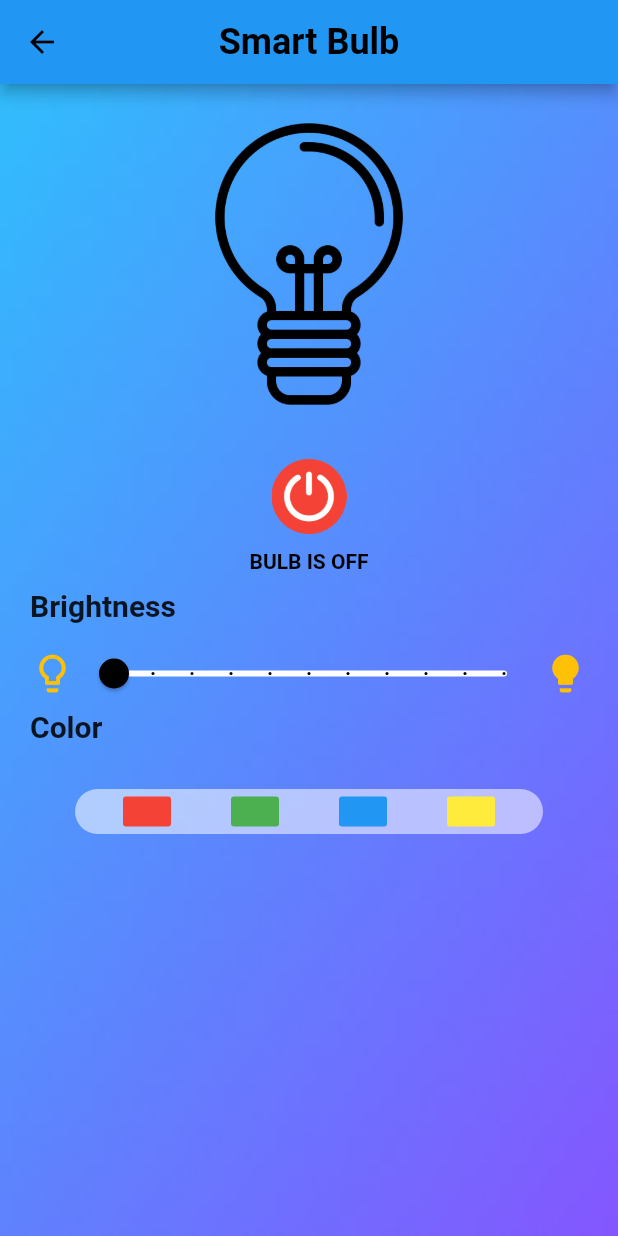
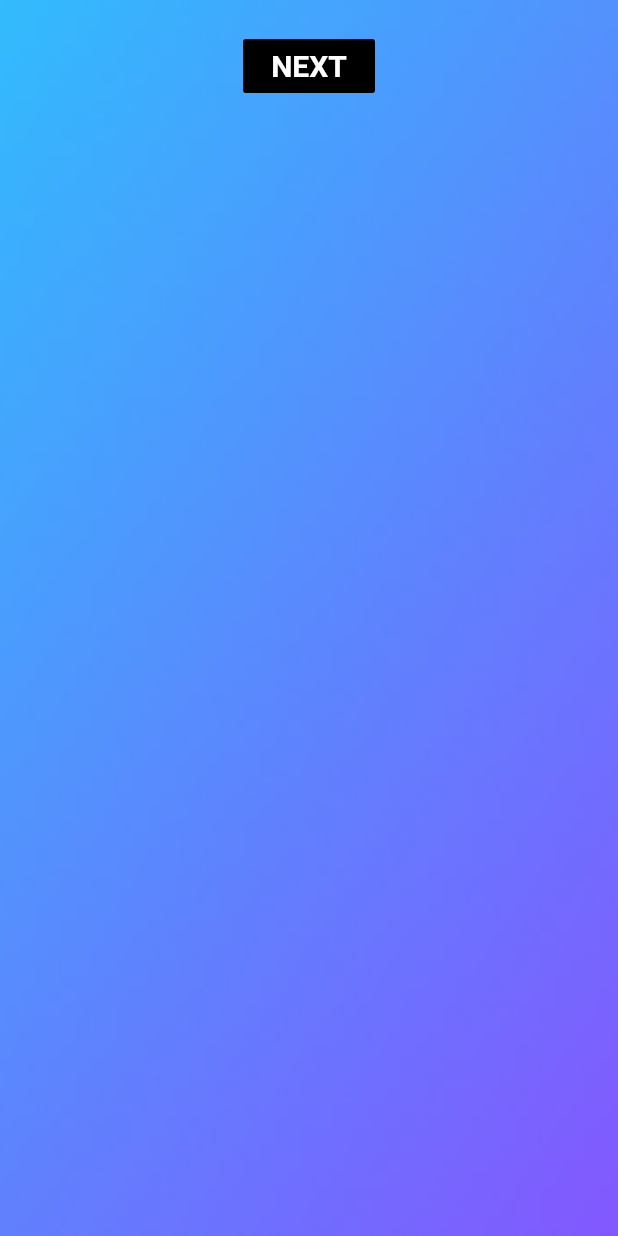
Before and after one commit to YasasTennakoon/smartbulbfirebase, a Flutter app: the screen it shows after launch, on a phone screen of 412 x 824 dp. Run offline on Flutter 3.47's test engine with Material 2 defaults, Android fonts, the phone set to English and light mode, and no system bars; our stand-ins replace firebase_core, firebase_database; accounts and stored records are empty.

Commit message:
Creating the home page

```diff
--- /dev/null
+++ b/lib/HomePage.dart
@@ -0,0 +1,71 @@
+import 'package:flutter/material.dart';
+import 'main.dart';
+
+class HomePage extends StatelessWidget {
+  @override
+  Widget build(BuildContext context) {
+    return  const MaterialApp(
+
+      home: StartUpPage(),
+      debugShowCheckedModeBanner: false,
+    );
+  }
+}
+
+
+class StartUpPage extends StatefulWidget {
+  const StartUpPage({Key? key}) : super(key: key);
+
+
+  @override
+  State<StatefulWidget> createState() {
+    return _StartUpPage();
+  }
+}
+
+class _StartUpPage extends State<StartUpPage> {
+  @override
+  Widget build(BuildContext context) {
+
+    return Scaffold(
+
+    body: Container(
+        alignment: Alignment.topCenter, //inner widget alignment to center
+        padding: const EdgeInsets.all(20),
+        //color: Colors.blueAccent,
+        decoration: const BoxDecoration(
+        image: DecorationImage(image: AssetImage("images/background.jpg"),fit: BoxFit.cover)),
+    child: Column(
+    children:  [
+      // ignore: avoid_unnecessary_containers
+      Container(
+
+          child: FlatButton(
+            color: Colors.black,
+            colorBrightness: Brightness.dark,
+            child: const Text('NEXT',
+              style:TextStyle
+                (
+                fontSize:20.0,
+                fontWeight:FontWeight.bold,
+
+              ),),
+            onPressed: () {
+              Navigator.push(
+                context,
+                MaterialPageRoute(builder: (context) => MyApp() ),
+              );
+            },
+
+          )
+
+      )
+
+    ],
+    )
+      ),
+
+    );
+  }
+
+}
--- a/lib/main.dart
+++ b/lib/main.dart
@@ -5,11 +5,13 @@ import 'package:flutter/cupertino.dart';
 import 'package:flutter/material.dart';
 import 'package:firebase_database/firebase_database.dart';
 
+import 'HomePage.dart';
+
 
 Future<void> main() async {
   WidgetsFlutterBinding.ensureInitialized();
   await Firebase.initializeApp();
-  runApp(MyApp());
+  runApp(HomePage());
 }
 
 class MyApp extends StatelessWidget {
```
Also changed, not shown: 1 other file.
